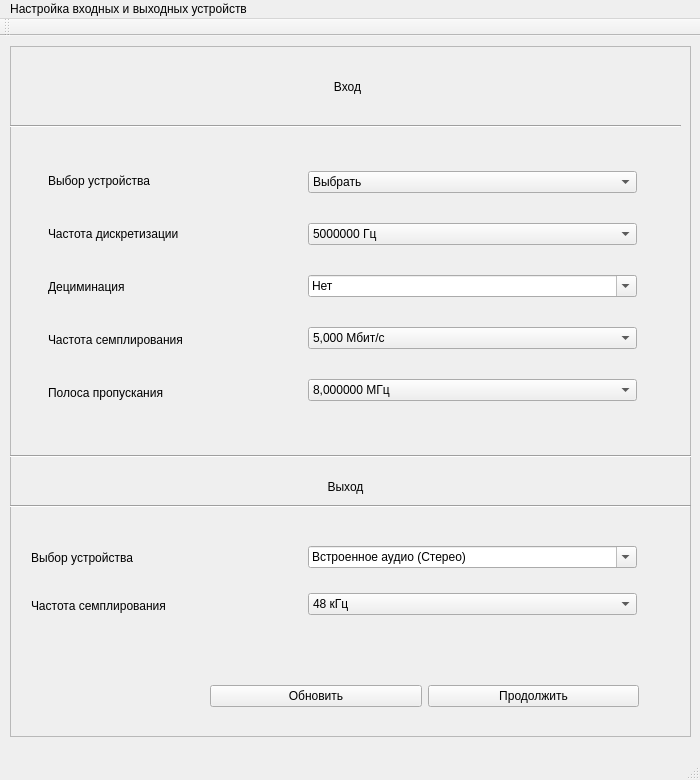
Above: window_input.ui from PloticynaEl/SDR before the change. Below: the same form after it.
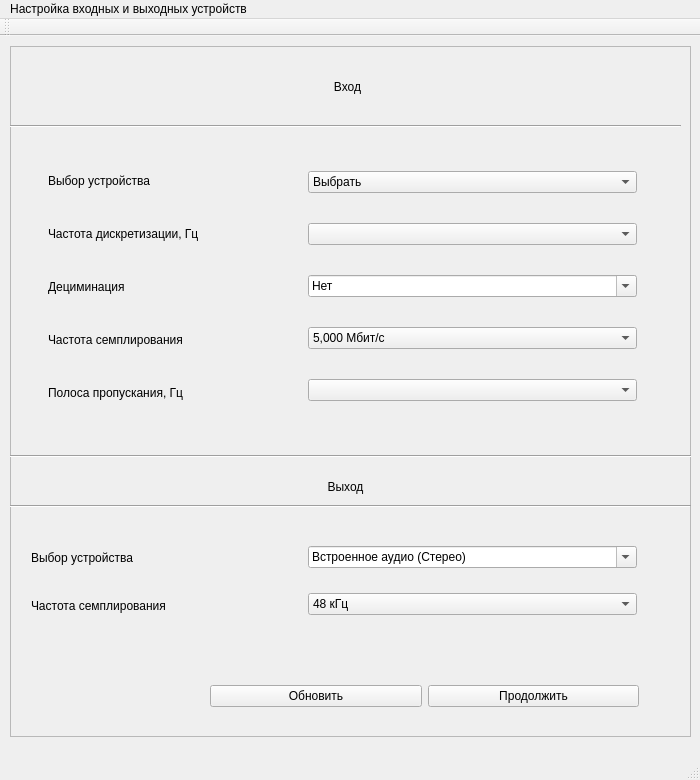
That is the form after the change.

What changed in the file:
```diff
--- a/window_input.ui
+++ b/window_input.ui
@@ -106,11 +106,6 @@
       </item>
       <item>
        <widget class="QComboBox" name="comboBox">
-        <item>
-         <property name="text">
-          <string>5000000 Гц</string>
-         </property>
-        </item>
        </widget>
       </item>
       <item>
@@ -141,11 +136,6 @@
       </item>
       <item>
        <widget class="QComboBox" name="comboBox_3">
-        <item>
-         <property name="text">
-          <string>8,000000 МГц</string>
-         </property>
-        </item>
        </widget>
       </item>
      </layout>
@@ -179,7 +169,7 @@
          </size>
         </property>
         <property name="text">
-         <string>Частота дискретизации</string>
+         <string>Частота дискретизации, Гц</string>
         </property>
        </widget>
       </item>
@@ -200,7 +190,7 @@
       <item>
        <widget class="QLabel" name="label_5">
         <property name="text">
-         <string>Полоса пропускания</string>
+         <string>Полоса пропускания, Гц</string>
         </property>
        </widget>
       </item>
```
Left out of the diff: 15 changed lines with no effect on the pictures.
